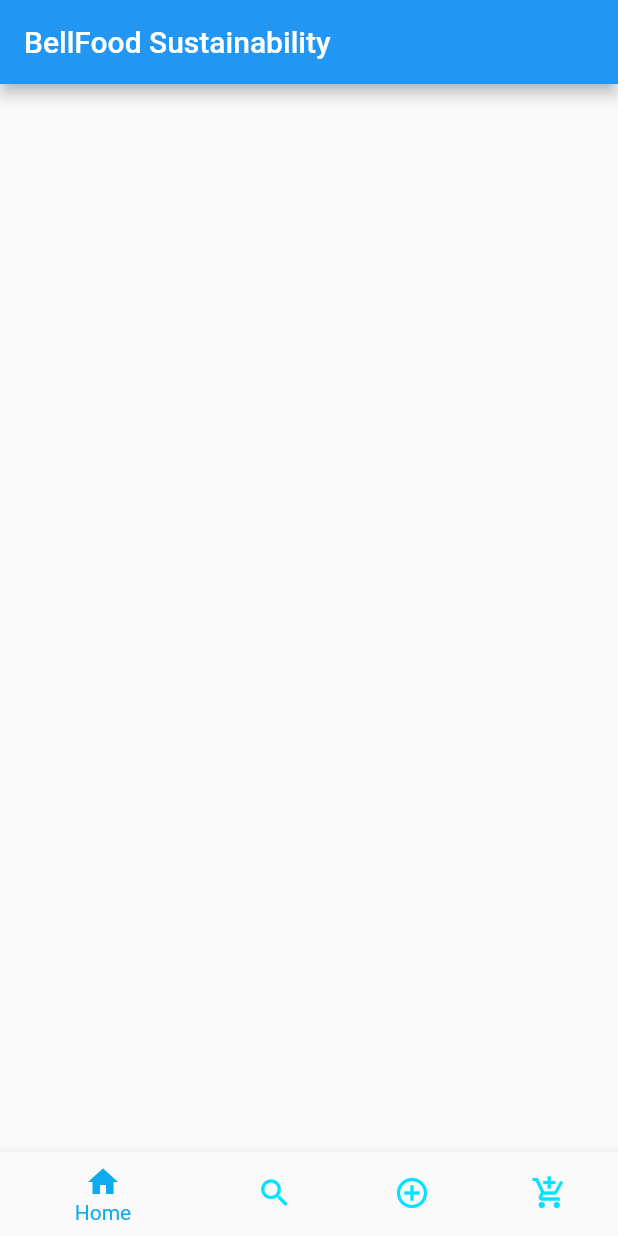
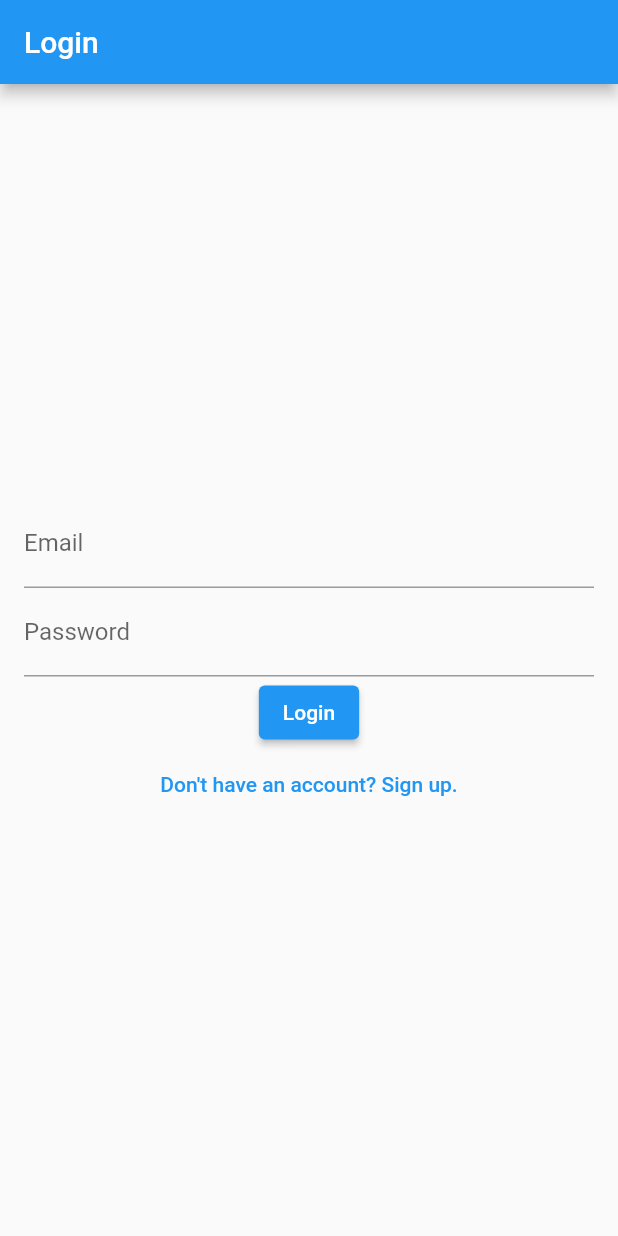
Before and after one commit to volume4k/starthack_delta_bellfood, a Flutter app: the screen it shows after launch, on a phone screen of 412 x 824 dp. Run offline on Flutter 3.47's test engine with Material 2 defaults, Android fonts, the phone set to English and light mode, and no system bars; our stand-ins replace firebase_auth, firebase_core; accounts and stored records are empty.

Commit message:
refactor a whole bunch of stuff to do sth

```diff
--- /dev/null
+++ b/lib/login_page.dart
@@ -0,0 +1,70 @@
+import 'package:firebase_auth/firebase_auth.dart';
+import 'package:flutter/material.dart';
+import 'signup_page.dart';
+
+class LoginPage extends StatefulWidget {
+  @override
+  _LoginPageState createState() => _LoginPageState();
+}
+
+class _LoginPageState extends State<LoginPage> {
+  final TextEditingController emailController = TextEditingController();
+  final TextEditingController passwordController = TextEditingController();
+
+  @override
+  Widget build(BuildContext context) {
+    return Scaffold(
+      appBar: AppBar(
+        title: const Text('Login'),
+      ),
+      body: Padding(
+        padding: EdgeInsets.all(16.0),
+        child: Column(
+          mainAxisAlignment: MainAxisAlignment.center,
+          children: [
+            TextField(
+              controller: emailController,
+              decoration: const InputDecoration(
+                labelText: 'Email',
+              ),
+            ),
+            TextField(
+              controller: passwordController,
+              obscureText: true,
+              decoration: const InputDecoration(
+                labelText: 'Password',
+              ),
+            ),
+            ElevatedButton(
+              onPressed: () async {
+                try {
+                  UserCredential userCredential =
+                  await FirebaseAuth.instance.signInWithEmailAndPassword(
+                    email: emailController.text,
+                    password: passwordController.text,
+                  );
+                } on FirebaseAuthException catch (e) {
+                  if (e.code == 'user-not-found') {
+                    print('No user found for that email.');
+                  } else if (e.code == 'wrong-password') {
+                    print('Wrong password provided for that user.');
+                  }
+                }
+              },
+              child: const Text('Login'),
+            ),
+            TextButton(
+              onPressed: () {
+                Navigator.push(
+                  context,
+                  MaterialPageRoute(builder: (context) => SignupPage()),
+                );
+              },
+              child: const Text('Don\'t have an account? Sign up.'),
+            ),
+          ],
+        ),
+      ),
+    );
+  }
+}
--- a/lib/main.dart
+++ b/lib/main.dart
@@ -1,132 +1,47 @@
+import 'dart:developer';
 import 'package:flutter/material.dart';
 import 'Utils/app_colors.dart';
 import 'package:firebase_core/firebase_core.dart';
 import 'package:firebase_auth/firebase_auth.dart';
 import 'firebase_options.dart';
+import 'home.dart';
+import 'login_page.dart';
 
 void main() async {
   WidgetsFlutterBinding.ensureInitialized();
   await Firebase.initializeApp(
     options: DefaultFirebaseOptions.currentPlatform,
   );
-  runApp(const MyApp());
+  runApp(
+    const MaterialApp(
+      home: AuthWrapper(),
+    ),
+  );
 
   FirebaseAuth.instance
       .authStateChanges()
       .listen((User? user) {
     if (user == null) {
-      print('User is currently signed out!');
+      log('User is currently signed out!');
     } else {
-      print('User is signed in!');
+      log('User is signed in!');
     }
   });
 }
 
-class MyApp extends StatelessWidget {
-  const MyApp({super.key});
-
-  // This widget is the root of your application.
+class AuthWrapper extends StatelessWidget {
+  const AuthWrapper({super.key});
   @override
   Widget build(BuildContext context) {
-
-
-    return MaterialApp(
-      title: 'Flutter Demo',
-      theme: ThemeData(
-        // This is the theme of your application.
-        //
-        // Try running your application with "flutter run". You'll see the
-        // application has a blue toolbar. Then, without quitting the app, try
-        // changing the primarySwatch below to Colors.green and then invoke
-        // "hot reload" (press "r" in the console where you ran "flutter run",
-        // or simply save your changes to "hot reload" in a Flutter IDE).
-        // Notice that the counter didn't reset back to zero; the application
-        // is not restarted.
-        primarySwatch: Colors.blue,
-      ),
-      home: const MyHomePage(title: 'BellFood Sustainability'),
+    return StreamBuilder<User?>(
+      stream: FirebaseAuth.instance.authStateChanges(),
+      builder: (BuildContext context, snapshot) {
+        if (snapshot.hasData && snapshot.data?.uid != null) {
+          return const Home();
+        } else {
+          return LoginPage();
+        }
+      },
     );
   }
 }
-
-class MyHomePage extends StatefulWidget {
-  const MyHomePage({super.key, required this.title});
-
-  // This widget is the home page of your application. It is stateful, meaning
-  // that it has a State object (defined below) that contains fields that affect
-  // how it looks.
-
-  // This class is the configuration for the state. It holds the values (in this
-  // case the title) provided by the parent (in this case the App widget) and
-  // used by the build method of the State. Fields in a Widget subclass are
-  // always marked "final".
-
-  final String title;
-
-  @override
-  State<MyHomePage> createState() => _MyHomePageState();
-}
-
-class _MyHomePageState extends State<MyHomePage> {
-
-  @override
-  Widget build(BuildContext context) {
-    // This method is rerun every time setState is called, for instance as done
-    // by the _incrementCounter method above.
-    //
-    // The Flutter framework has been optimized to make rerunning build methods
-    // fast, so that you can just rebuild anything that needs updating rather
-    // than having to individually change instances of widgets.
-    return Scaffold(
-      appBar: AppBar(
-        // Here we take the value from the MyHomePage object that was created by
-        // the App.build method, and use it to set our appbar title.
-        title: Text(widget.title),
-      ),
-      body: Center(
-        // Center is a layout widget. It takes a single child and positions it
-        // in the middle of the parent.
-        child: Column(
-          // Column is also a layout widget. It takes a list of children and
-          // arranges them vertically. By default, it sizes itself to fit its
-          // children horizontally, and tries to be as tall as its parent.
-          //
-          // Invoke "debug painting" (press "p" in the console, choose the
-          // "Toggle Debug Paint" action from the Flutter Inspector in Android
-          // Studio, or the "Toggle Debug Paint" command in Visual Studio Code)
-          // to see the wireframe for each widget.
-          //
-          // Column has various properties to control how it sizes itself and
-          // how it positions its children. Here we use mainAxisAlignment to
-          // center the children vertically; the main axis here is the vertical
-          // axis because Columns are vertical (the cross axis would be
-          // horizontal).
-
-        ),
-      ),
-
-      bottomNavigationBar: BottomNavigationBar(
-        items: const <BottomNavigationBarItem>[
-          BottomNavigationBarItem(
-            icon: Icon(Icons.home),
-            label: 'Home',
-          ),
-          BottomNavigationBarItem(
-            icon: Icon(Icons.search),
-            label: 'Search',
-          ),
-          BottomNavigationBarItem(
-            icon: Icon(Icons.add_circle_outline),
-            label: 'Add Activity',
-          ),
-          BottomNavigationBarItem(
-            icon: Icon(Icons.add_shopping_cart),
-            label: 'Ecocoin Shop',
-          ),
-        ],
-        selectedItemColor: AppColors.mainColor,
-        unselectedItemColor: AppColors.unselectedColor,
-      ),
-    );
-  }
-}
--- /dev/null
+++ b/lib/signup_page.dart
@@ -0,0 +1,68 @@
+import 'package:firebase_auth/firebase_auth.dart';
+import 'package:flutter/material.dart';
+
+class SignupPage extends StatefulWidget {
+  @override
+  _SignupPageState createState() => _SignupPageState();
+}
+
+class _SignupPageState extends State<SignupPage> {
+  final TextEditingController emailController = TextEditingController();
+  final TextEditingController passwordController = TextEditingController();
+
+  @override
+  Widget build(BuildContext context) {
+    return Scaffold(
+      appBar: AppBar(
+        title: const Text('Sign up'),
+      ),
+      body: Padding(
+        padding: EdgeInsets.all(16.0),
+        child: Column(
+          mainAxisAlignment: MainAxisAlignment.center,
+          children: [
+            TextField(
+              controller: emailController,
+              decoration: const InputDecoration(
+                labelText: 'Email',
+              ),
+            ),
+            TextField(
+              controller: passwordController,
+              obscureText: true,
+              decoration: const InputDecoration(
+                labelText: 'Password',
+              ),
+            ),
+            ElevatedButton(
+              onPressed: () async {
+                try {
+                  UserCredential userCredential =
+                  await FirebaseAuth.instance.createUserWithEmailAndPassword(
+                    email: emailController.text,
+                    password: passwordController.text,
+                  );
+                } on FirebaseAuthException catch (e) {
+                  if (e.code == 'weak-password') {
+                    print('The password provided is too weak.');
+                  } else if (e.code == 'email-already-in-use') {
+                    print('The account already exists for that email.');
+                  }
+                } catch (e) {
+                  print(e);
+                }
+              },
+              child: const Text('Sign up'),
+            ),
+            TextButton(
+              onPressed: () {
+                Navigator.pop(context);
+              },
+              child: const Text('Already have an account? Login.'),
+            ),
+          ],
+        ),
+      ),
+    );
+  }
+}
```
Also changed, not shown: lib/home.dart (added, +116 -0 lines), lib/home_screen.dart (added, +15 -0 lines), 2 other files.
